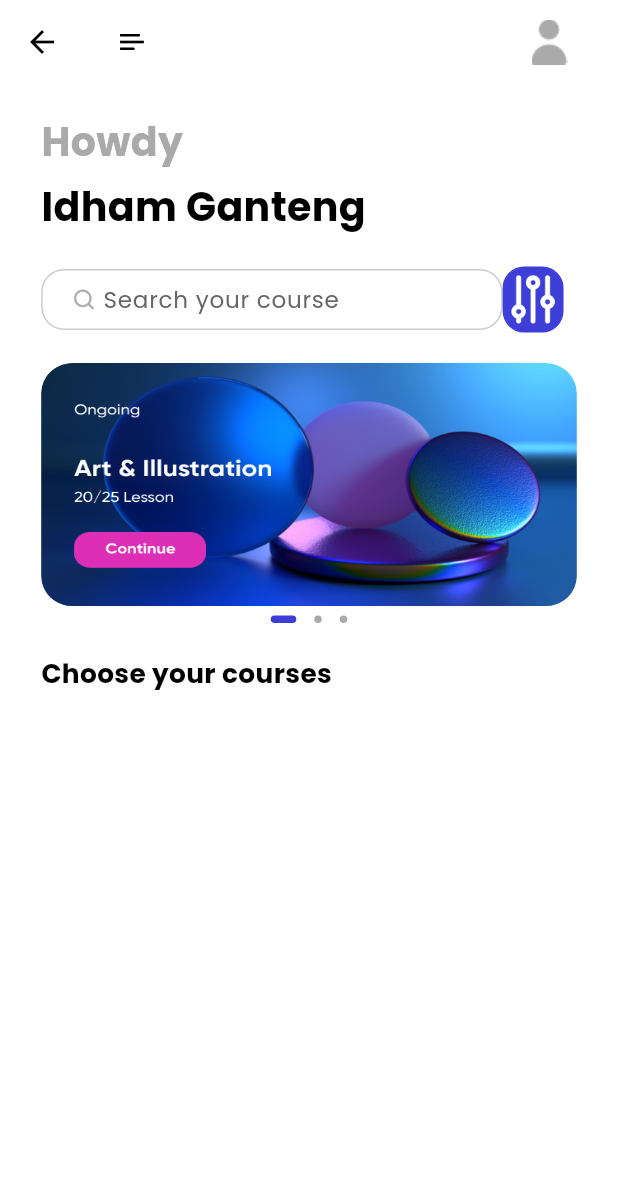
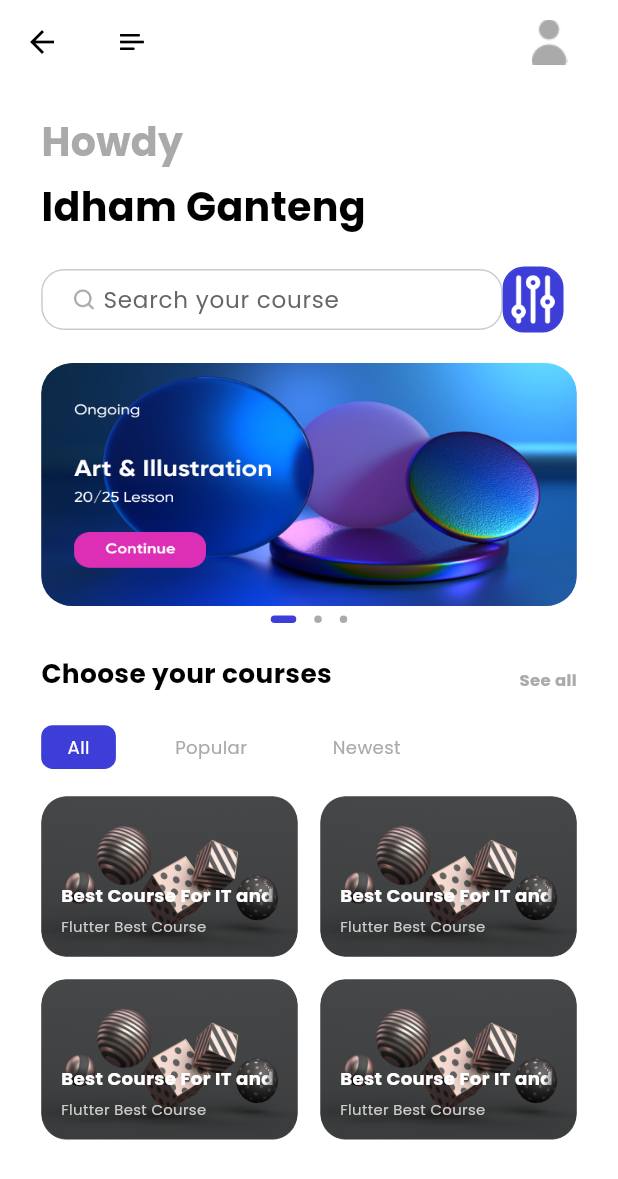
Before and after one commit to idhamaja/learning-course-app, a Flutter app: the HomePage screen opened by its route, on a phone screen of 412 x 824 dp. Shown: the top 1179 px of the screen. Run offline on Flutter 3.47's test engine with Material 3 defaults, Android fonts, the light colour scheme and no system bars; drawn by our look-alikes of dots_indicator; our stand-ins replace cloud_firestore, firebase_auth, firebase_core, flutter_bloc, flutter_screenutil, fluttertoast and 2 more; accounts and stored records are empty.

Commit message:
update Slicing UI homePage titleText, reusable titleText, course Button, course reusable button, course button refactor, CustomScrollView, SliverGrid and Delegate, understanding GridDelegate, GridText

```diff
--- a/lib/pages/home/home_page.dart
+++ b/lib/pages/home/home_page.dart
@@ -26,26 +26,61 @@ class _HomePageState extends State<HomePage> {
               vertical: 0,
               horizontal: 25.w,
             ),
-            child: Column(
-              crossAxisAlignment: CrossAxisAlignment.start,
-              children: [
-                homePageText(
+            child: CustomScrollView(
+              slivers: [
+                SliverToBoxAdapter(
+                  child: homePageText(
                     "Howdy",
                     color: AppColors.primaryThreeElementText,
                   ),
-
+                ),
                 //
-                homePageText(
+                SliverToBoxAdapter(
+                  child: homePageText(
                     "Idham Ganteng",
                     color: AppColors.primaryText,
                     top: 5,
                   ),
-                SizedBox(
-                  height: 20.h,
                 ),
-                searchView(),
-                slidersMenuView(context, state),
-                menuCourseView(),
+                SliverPadding(
+                  padding: EdgeInsets.only(
+                    top: 20.h,
+                  ),
+                ),
+                SliverToBoxAdapter(
+                  child: searchView(),
+                ),
+                SliverToBoxAdapter(
+                  child: slidersMenuView(context, state),
+                ),
+                SliverToBoxAdapter(
+                  child: menuCourseView(),
+                ),
+
+                SliverPadding(
+                  padding: EdgeInsets.symmetric(
+                    vertical: 18.h,
+                    horizontal: 0.w,
+                  ),
+                  sliver: SliverGrid(
+                    delegate: SliverChildBuilderDelegate(
+                      childCount: 4,
+                      (BuildContext context, int index) {
+                        return GestureDetector(
+                          onTap: () {},
+                          child: courseMenurGrid(),
+                        );
+                      },
+                    ),
+                    gridDelegate:
+                        const SliverGridDelegateWithFixedCrossAxisCount(
+                      crossAxisCount: 2,
+                      mainAxisSpacing: 15,
+                      crossAxisSpacing: 15,
+                      childAspectRatio: 1.6,
+                    ),
+                  ),
+                ),
               ],
             ),
           );
--- a/lib/pages/home/widgets/home_page_widgets.dart
+++ b/lib/pages/home/widgets/home_page_widgets.dart
@@ -218,8 +218,35 @@ Widget menuCourseView() {
         width: 325.w,
         margin: EdgeInsets.only(top: 15.h),
         child: Row(
+          mainAxisAlignment: MainAxisAlignment.spaceBetween,
+          crossAxisAlignment: CrossAxisAlignment.end,
           children: [
-            _reusableMenuCourseText(),
+            _reusableText("Choose your courses"),
+            GestureDetector(
+              child: _reusableText(
+                "See all",
+                color: AppColors.primaryThreeElementText,
+                fontSize: 10,
+              ),
+            )
+          ],
+        ),
+      ),
+      Container(
+        margin: EdgeInsets.only(top: 20.w),
+        child: Row(
+          children: [
+            _reusableMenuText("All"),
+            _reusableMenuText(
+              "Popular",
+              textColor: AppColors.primaryThreeElementText,
+              backgroundColor: Colors.white,
+            ),
+            _reusableMenuText(
+              "Newest",
+              textColor: AppColors.primaryThreeElementText,
+              backgroundColor: Colors.white,
+            ),
           ],
         ),
       )
@@ -227,15 +254,95 @@ Widget menuCourseView() {
   );
 }
 
-Widget _reusableMenuCourseText() {
-  return Container(
-    child: Text(
-      "Choose your courses",
-      style: GoogleFonts.poppins(
-        color: AppColors.primaryText,
-        fontWeight: FontWeight.bold,
-        fontSize: 16.sp,
-      ),
+Widget _reusableText(
+  String text, {
+  Color color = AppColors.primaryText,
+  int fontSize = 16,
+  FontWeight fontWeight = FontWeight.bold,
+}) {
+  return Text(
+    text,
+    style: GoogleFonts.poppins(
+      color: color,
+      fontWeight: fontWeight,
+      fontSize: fontSize.sp,
     ),
   );
 }
+
+//for the Menu Buttons, reusable text
+Widget _reusableMenuText(
+  String menuText, {
+  Color textColor = AppColors.primaryElementText,
+  Color backgroundColor = AppColors.primaryElement,
+}) {
+  return Container(
+    margin: EdgeInsets.only(right: 20.w),
+    decoration: BoxDecoration(
+      color: backgroundColor,
+      borderRadius: BorderRadius.circular(7.w),
+      border: Border.all(color: backgroundColor),
+    ),
+    padding: EdgeInsets.only(
+      left: 15.w,
+      right: 15.w,
+      top: 5.h,
+      bottom: 5.h,
+    ),
+    child: _reusableText(
+      menuText,
+      color: textColor,
+      fontSize: 11,
+      fontWeight: FontWeight.normal,
+    ),
+  );
+}
+
+//for course menu grid view UI
+Widget courseMenurGrid() {
+  return Container(
+    padding: EdgeInsets.all(12.w),
+    width: 100,
+    height: 100,
+    decoration: BoxDecoration(
+      borderRadius: BorderRadius.circular(15.w),
+      image: const DecorationImage(
+        fit: BoxFit.fill,
+        image: AssetImage(
+          "assets/icons/Image(2).png",
+        ),
+      ),
+    ),
+    child: Column(
+      mainAxisAlignment: MainAxisAlignment.end,
+      crossAxisAlignment: CrossAxisAlignment.start,
+      children: [
+        Text(
+          "Best Course For IT and Engineering",
+          maxLines: 1,
+          overflow: TextOverflow.fade,
+          textAlign: TextAlign.left,
+          softWrap: false,
+          style: GoogleFonts.poppins(
+            color: AppColors.primaryElementText,
+            fontWeight: FontWeight.bold,
+            fontSize: 11.sp,
+          ),
+        ),
+        SizedBox(height: 5.h),
+        Text(
+          "Flutter Best Course",
+          maxLines: 1,
+          overflow: TextOverflow.fade,
+          textAlign: TextAlign.left,
+          softWrap: false,
+          style: GoogleFonts.poppins(
+            color: AppColors.primaryFourElementText,
+            fontWeight: FontWeight.normal,
+            fontSize: 9.sp,
+          ),
+        ),
+      ],
+    ),
+  );
+}
```
Lines whose indentation alone changed are shown as unchanged.
